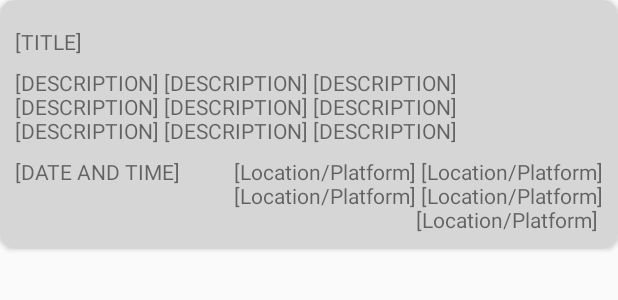
After one commit to GergSzla/TeamCom, an Android app: the layout card_meeting.xml on its own in the app's theme, with its tools: preview values and no code run, on a phone screen of 412 x 824 dp. The commit adds this screen. Shown: the top 300 px of the screen. Run offline under Robolectric (Android 15) with nearby library versions, the phone set to English and light mode, and no system bars.

Commit message:
-Meetings Files Added -Card Added -Model Added -Adapter Added

```diff
--- /dev/null
+++ b/app/src/main/res/layout/card_meeting.xml
@@ -0,0 +1,63 @@
+<?xml version="1.0" encoding="utf-8"?>
+<androidx.cardview.widget.CardView
+    xmlns:android="http://schemas.android.com/apk/res/android"
+    xmlns:app="http://schemas.android.com/apk/res-auto"
+    xmlns:tools="http://schemas.android.com/tools"
+    android:layout_width="match_parent"
+    android:layout_height="wrap_content"
+    android:layout_marginBottom="8dp"
+    android:elevation="24dp"
+    app:cardCornerRadius="10dp">
+
+    <androidx.constraintlayout.widget.ConstraintLayout
+        android:layout_width="match_parent"
+        android:layout_height="wrap_content"
+        android:background="#D6D6D6"
+        android:padding="10dp">
+
+
+        <TextView
+            android:id="@+id/txtMTitle"
+            android:layout_width="wrap_content"
+            android:layout_height="wrap_content"
+            android:layout_marginTop="8dp"
+            android:text="[TITLE]"
+            app:layout_constraintStart_toStartOf="parent"
+            app:layout_constraintTop_toTopOf="parent" />
+
+        <TextView
+            android:id="@+id/txtMDesc"
+            android:layout_marginTop="8dp"
+            android:layout_width="match_parent"
+            android:layout_height="wrap_content"
+            android:text="[DESCRIPTION] [DESCRIPTION] [DESCRIPTION] [DESCRIPTION] [DESCRIPTION] [DESCRIPTION] [DESCRIPTION] [DESCRIPTION] [DESCRIPTION] [DESCRIPTION] [DESCRIPTION] [DESCRIPTION] [DESCRIPTION] [DESCRIPTION] "
+            app:layout_constraintEnd_toEndOf="parent"
+            app:layout_constraintStart_toStartOf="parent"
+            android:maxLines="3"
+            app:layout_constraintTop_toBottomOf="@+id/txtMTitle" />
+
+        <TextView
+            android:id="@+id/txtMDateAndTime"
+            android:layout_width="wrap_content"
+            android:layout_height="wrap_content"
+            android:layout_marginTop="8dp"
+            android:text="[DATE AND TIME]"
+            app:layout_constraintStart_toStartOf="parent"
+            app:layout_constraintTop_toBottomOf="@+id/txtMDesc" />
+
+        <TextView
+            android:id="@+id/txtMLocationElsePlatform"
+            android:layout_width="0dp"
+            android:layout_height="wrap_content"
+            android:layout_marginTop="8dp"
+            android:layout_marginLeft="8dp"
+            android:gravity="right"
+            android:maxLines="3"
+            android:text="[Location/Platform] [Location/Platform] [Location/Platform] [Location/Platform] [Location/Platform] "
+            app:layout_constraintEnd_toEndOf="parent"
+            app:layout_constraintHorizontal_bias="1.0"
+            app:layout_constraintStart_toEndOf="@+id/txtMDateAndTime"
+            app:layout_constraintTop_toBottomOf="@+id/txtMDesc" />
+
+    </androidx.constraintlayout.widget.ConstraintLayout>
+</androidx.cardview.widget.CardView>
--- a/app/src/main/res/values/strings.xml
+++ b/app/src/main/res/values/strings.xml
@@ -81,6 +81,7 @@
     <string name="title_department_settings">Departments</string>
     <string name="title_members_settings">Members</string>
     <string name="title_conversations">Conversations</string>
+    <string name="title_meetings">Meetings</string>
     <string name="title_calendar">Team Calendar</string>
     <string name="title_create_conversations">Start a Conversation</string>
     <string name="title_members_assignments">Assign Role And Department</string>
```
Also changed, not shown: app/src/main/java/ie/wit/teamcom/adapters/MeetingsAdapter.kt (added, +57 -0 lines), app/src/main/java/ie/wit/teamcom/fragments/CreateMeetingFragment.kt (added, +60 -0 lines), app/src/main/java/ie/wit/teamcom/fragments/MeetingsFragment.kt (+54 -27 lines), app/src/main/java/ie/wit/teamcom/fragments/ViewMeetingFragment.kt (added, +41 -0 lines), app/src/main/java/ie/wit/teamcom/models/MeetingModel.kt (added, +45 -0 lines), app/src/main/res/layout/fragment_create_meeting.xml (added, +14 -0 lines), app/src/main/res/layout/fragment_meetings.xml (+44 -6 lines), app/src/main/res/layout/fragment_view_meeting.xml (added, +14 -0 lines).
